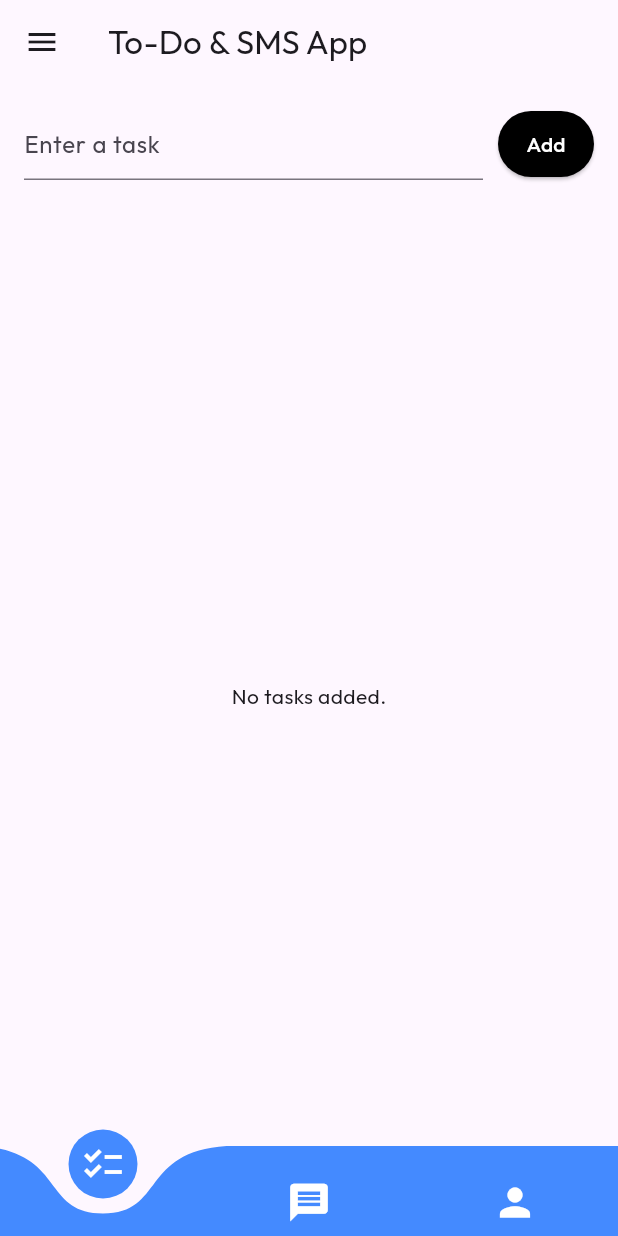
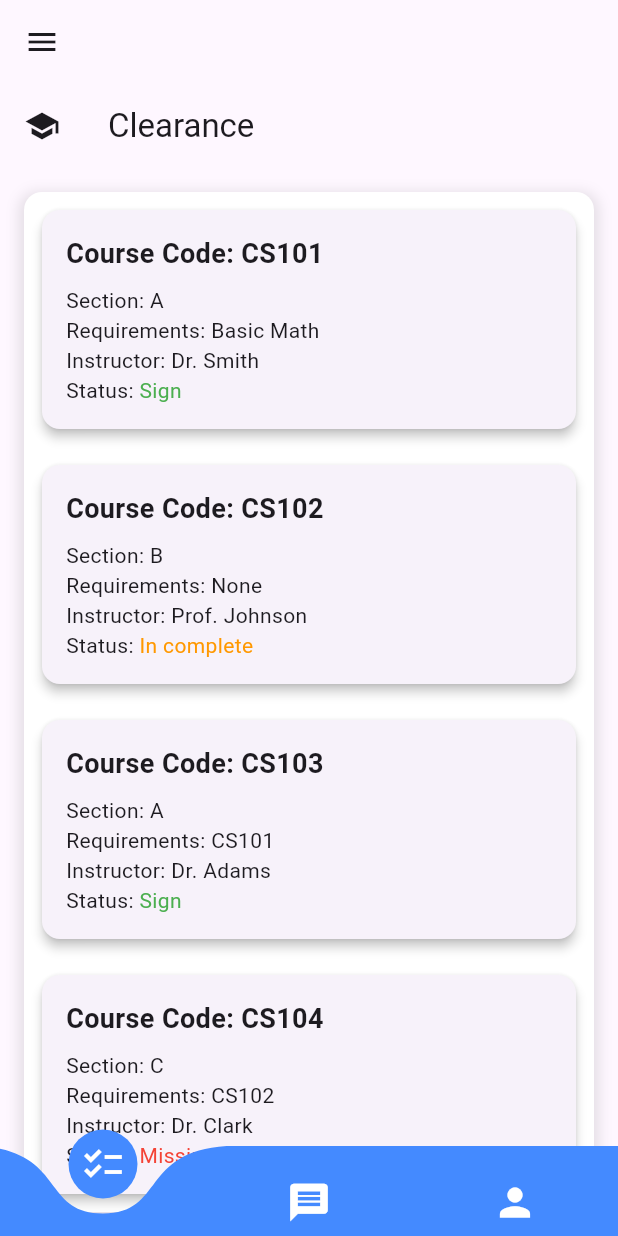
Before and after one commit to anthonyc-dev/ASCS-Flutter-Client-side-, a Flutter app: the HomeScreen screen opened by its route, on a phone screen of 412 x 824 dp. Run offline on Flutter 3.47's test engine with Material 3 defaults, Android fonts, the light colour scheme and no system bars; drawn by our look-alikes of curved_navigation_bar; our stand-ins replace flutter_dotenv, flutter_screenutil, google_fonts.

Commit message:
create clearance screen

```diff
--- /dev/null
+++ b/my_app/devtools_options.yaml
@@ -0,0 +1,3 @@
+description: This file stores settings for Dart & Flutter DevTools.
+documentation: https://docs.flutter.dev/tools/devtools/extensions#configure-extension-enablement-states
+extensions:
--- a/my_app/lib/layouts/build_mobile_layout.dart
+++ b/my_app/lib/layouts/build_mobile_layout.dart
@@ -21,7 +21,7 @@ class BuildMobileLayout extends StatelessWidget {
       extendBody: true,
       appBar: AppBar(
         title: Text(
-          'To-Do & SMS App',
+          '',
           style: GoogleFonts.outfit(fontWeight: FontWeight.normal),
         ),
       ),
--- a/my_app/lib/screens/auth/sign_in_screen.dart
+++ b/my_app/lib/screens/auth/sign_in_screen.dart
@@ -73,7 +73,7 @@ class _SignInScreenState extends State<SignInScreen> {
                           TextFieldInput(
                             icon: Icons.person,
                             textEditingController: _userController,
-                            hintText: 'Enter your username',
+                            hintText: 'Enter your id number',
                             textInputType: TextInputType.text,
                             width: textFieldWidth, // Pass the calculated width
                           ),
--- /dev/null
+++ b/my_app/lib/screens/clearance.dart
@@ -0,0 +1,181 @@
+import 'package:flutter/material.dart';
+
+class Clearance extends StatefulWidget {
+  const Clearance({super.key});
+
+  @override
+  State<Clearance> createState() => _ClearanceState();
+}
+
+class _ClearanceState extends State<Clearance> {
+  // Dummy data for the table
+  final List<Map<String, String>> courseData = [
+    {
+      'courseCode': 'CS101',
+      'section': 'A',
+      'requirements': 'Basic Math',
+      'instructor': 'Dr. Smith',
+      'status': 'Sign',
+    },
+    {
+      'courseCode': 'CS102',
+      'section': 'B',
+      'requirements': 'None',
+      'instructor': 'Prof. Johnson',
+      'status': 'In complete',
+    },
+    {
+      'courseCode': 'CS103',
+      'section': 'A',
+      'requirements': 'CS101',
+      'instructor': 'Dr. Adams',
+      'status': 'Sign',
+    },
+    {
+      'courseCode': 'CS104',
+      'section': 'C',
+      'requirements': 'CS102',
+      'instructor': 'Dr. Clark',
+      'status': 'Missing',
+    },
+    // Add more dummy data as needed
+  ];
+
+  // Method to get color based on status
+  Color getStatusColor(String status) {
+    switch (status) {
+      case 'Sign':
+        return Colors.green;
+      case 'In complete':
+        return Colors.orange;
+      case 'Missing':
+        return Colors.red;
+      default:
+        return Colors.black; // Default color
+    }
+  }
+
+  @override
+  Widget build(BuildContext context) {
+    // Check the screen width to decide the layout
+    bool isMobile = MediaQuery.of(context).size.width < 600;
+
+    return Scaffold(
+      appBar: AppBar(
+        title: const Text('Clearance'),
+        leading: Icon(Icons.school),
+      ),
+      body: Center(
+        child: Padding(
+          padding: const EdgeInsets.all(16.0),
+          child: Container(
+            width: double.infinity, // Full width
+            decoration: BoxDecoration(
+              color: Colors.white,
+              borderRadius: BorderRadius.circular(12),
+              boxShadow: [
+                BoxShadow(
+                  color: Colors.black.withOpacity(0.1),
+                  spreadRadius: 3,
+                  blurRadius: 7,
+                  offset: const Offset(0, 3),
+                ),
+              ],
+            ),
+            child:
+                isMobile
+                    ? ListView.builder(
+                      itemCount: courseData.length,
+                      itemBuilder: (context, index) {
+                        final course = courseData[index];
+
+                        // Get the color based on the status
+                        Color statusColor = getStatusColor(course['status']!);
+
+                        return Padding(
+                          padding: const EdgeInsets.all(8.0),
+                          child: Card(
+                            elevation: 3,
+                            child: Padding(
+                              padding: const EdgeInsets.all(16.0),
+                              child: Column(
+                                crossAxisAlignment: CrossAxisAlignment.start,
+                                children: [
+                                  Text(
+                                    'Course Code: ${course['courseCode']}',
+                                    style: const TextStyle(
+                                      fontSize: 18,
+                                      fontWeight: FontWeight.bold,
+                                    ),
+                                  ),
+                                  const SizedBox(height: 8),
+                                  Text('Section: ${course['section']}'),
+                                  Text(
+                                    'Requirements: ${course['requirements']}',
+                                  ),
+                                  Text('Instructor: ${course['instructor']}'),
+                                  Row(
+                                    children: [
+                                      const Text('Status: '),
+                                      Text(
+                                        course['status']!,
+                                        style: TextStyle(
+                                          color:
+                                              statusColor, // Apply color to status only
+                                        ),
+                                      ),
+                                    ],
+                                  ),
+                                ],
+                              ),
+                            ),
+                          ),
+                        );
+                      },
+                    )
+                    : SingleChildScrollView(
+                      scrollDirection: Axis.horizontal,
+                      child: DataTable(
+                        columnSpacing: 20, // Adjust column spacing
+                        headingRowColor: MaterialStateProperty.all(
+                          Colors.blueAccent,
+                        ), // Header background color
+                        columns: const [
+                          DataColumn(label: Text('Course Code')),
+                          DataColumn(label: Text('Section')),
+                          DataColumn(label: Text('Requirements')),
+                          DataColumn(label: Text('Instructor')),
+                          DataColumn(label: Text('Status')),
+                        ],
+                        rows:
+                            courseData.map((course) {
+                              // Get the color based on the status
+                              Color statusColor = getStatusColor(
+                                course['status']!,
+                              );
+
+                              return DataRow(
+                                cells: [
+                                  DataCell(Text(course['courseCode']!)),
+                                  DataCell(Text(course['section']!)),
+                                  DataCell(Text(course['requirements']!)),
+                                  DataCell(Text(course['instructor']!)),
+                                  DataCell(
+                                    Text(
+                                      course['status']!,
+                                      style: TextStyle(
+                                        color: statusColor,
+                                      ), // Apply color to status only
+                                    ),
+                                  ),
+                                ],
+                              );
+                            }).toList(),
+                      ),
+                    ),
+          ),
+        ),
+      ),
+    );
+  }
+}
--- a/my_app/lib/screens/home_screen.dart
+++ b/my_app/lib/screens/home_screen.dart
@@ -3,9 +3,9 @@ import 'package:flutter/foundation.dart';
 import 'package:flutter/material.dart';
 import 'package:my_app/layouts/build_mobile_layout.dart';
 import 'package:my_app/layouts/build_desktop_layout.dart';
+import 'package:my_app/screens/clearance.dart';
 import 'package:my_app/screens/profile_screen.dart';
 import 'package:my_app/screens/sms_screen.dart';
-import 'package:my_app/screens/todo_list_secren.dart';
 
 class HomeScreen extends StatefulWidget {
   const HomeScreen({super.key});
@@ -17,11 +17,7 @@ class HomeScreen extends StatefulWidget {
 class _HomeScreenState extends State<HomeScreen> {
   int _selectedIndex = 0;
 
-  final List<Widget> _screens = [
-    ToDoListScreen(),
-    SmsScreen(),
-    ProfileScreen(),
-  ];
+  final List<Widget> _screens = [Clearance(), SmsScreen(), ProfileScreen()];
 
   void _onItemTapped(int index) {
     setState(() {
```
